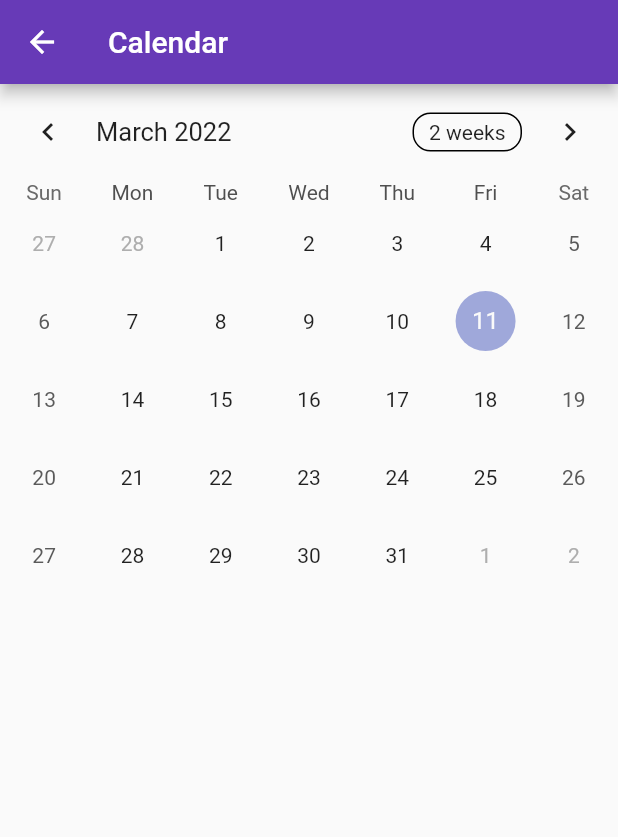
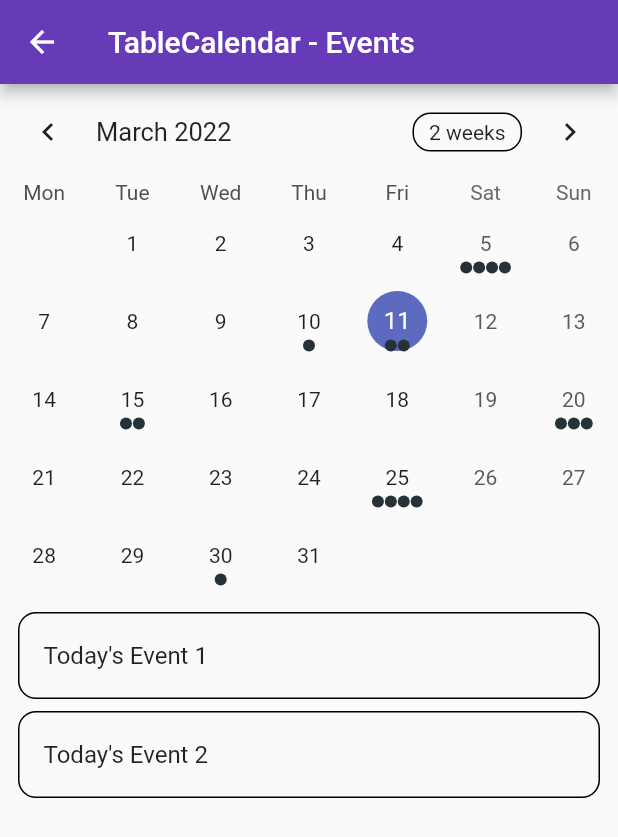
Before and after one commit to MelTripot/MuscleSchedule, a Flutter app: the CalendarPage screen opened directly, on a phone screen of 412 x 824 dp. Shown: the top 837 px of the screen. Run offline on Flutter 3.47's test engine with Material 2 defaults, Android fonts, the light colour scheme and no system bars; drawn by our look-alikes of table_calendar; missing offline and left inert: dart:html; network calls fail.

Commit message:
calendar update, using event
we'll need to replace the using of event by our workout system

```diff
--- a/muscle_schedule/lib/pages/calendar.dart
+++ b/muscle_schedule/lib/pages/calendar.dart
@@ -1,69 +1,150 @@
+import 'dart:html';
+
 import 'package:flutter/material.dart';
 import 'package:table_calendar/table_calendar.dart';
 
+import '../utils.dart';
+
 class CalendarPage extends StatefulWidget {
-  CalendarPage({Key? key}) : super(key: key);
-
-  // This widget is the home page of your application. It is stateful, meaning
-  // that it has a State object (defined below) that contains fields that affect
-  // how it looks.
-
-  // This class is the configuration for the state. It holds the values (in this
-  // case the title) provided by the parent (in this case the App widget) and
-  // used by the build method of the State. Fields in a Widget subclass are
-  // always marked "final".
-
-  final String title = "Calendar";
-
   @override
-  State<CalendarPage> createState() => _CalendarPageState();
+  _CalendarPageState createState() => _CalendarPageState();
 }
 
 class _CalendarPageState extends State<CalendarPage> {
-  @override
+  late final ValueNotifier<List<Event>> _selectedEvents;
   CalendarFormat _calendarFormat = CalendarFormat.month;
+  RangeSelectionMode _rangeSelectionMode = RangeSelectionMode
+      .toggledOff; // Can be toggled on/off by longpressing a date
   DateTime _focusedDay = DateTime.now();
   DateTime? _selectedDay;
+  DateTime? _rangeStart;
+  DateTime? _rangeEnd;
 
+  @override
+  void initState() {
+    super.initState();
+
+    _selectedDay = _focusedDay;
+    _selectedEvents = ValueNotifier(_getEventsForDay(_selectedDay!));
+  }
+
+  @override
+  void dispose() {
+    _selectedEvents.dispose();
+    super.dispose();
+  }
+
+  List<Event> _getEventsForDay(DateTime day) {
+    // Implementation example
+    return kEvents[day] ?? [];
+  }
+
+  List<Event> _getEventsForRange(DateTime start, DateTime end) {
+    // Implementation example
+    final days = daysInRange(start, end);
+
+    return [
+      for (final d in days) ..._getEventsForDay(d),
+    ];
+  }
+
+  void _onDaySelected(DateTime selectedDay, DateTime focusedDay) {
+    if (!isSameDay(_selectedDay, selectedDay)) {
+      setState(() {
+        _selectedDay = selectedDay;
+        _focusedDay = focusedDay;
+        _rangeStart = null; // Important to clean those
+        _rangeEnd = null;
+        _rangeSelectionMode = RangeSelectionMode.toggledOff;
+      });
+
+      _selectedEvents.value = _getEventsForDay(selectedDay);
+    }
+  }
+
+  void _onRangeSelected(DateTime? start, DateTime? end, DateTime focusedDay) {
+    setState(() {
+      _selectedDay = null;
+      _focusedDay = focusedDay;
+      _rangeStart = start;
+      _rangeEnd = end;
+      _rangeSelectionMode = RangeSelectionMode.toggledOn;
+    });
+
+    // `start` or `end` could be null
+    if (start != null && end != null) {
+      _selectedEvents.value = _getEventsForRange(start, end);
+    } else if (start != null) {
+      _selectedEvents.value = _getEventsForDay(start);
+    } else if (end != null) {
+      _selectedEvents.value = _getEventsForDay(end);
+    }
+  }
+
+  @override
   Widget build(BuildContext context) {
     return Scaffold(
       appBar: AppBar(
-        title: Text(widget.title),
+        title: Text('TableCalendar - Events'),
       ),
-      body: TableCalendar(
-        firstDay: DateTime.utc(1989, 11, 9),
-        lastDay: DateTime.utc(2500, 11, 9),
+      body: Column(
+        children: [
+          TableCalendar<Event>(
+            firstDay: kFirstDay,
+            lastDay: kLastDay,
             focusedDay: _focusedDay,
+            selectedDayPredicate: (day) => isSameDay(_selectedDay, day),
+            rangeStartDay: _rangeStart,
+            rangeEndDay: _rangeEnd,
             calendarFormat: _calendarFormat,
-        selectedDayPredicate: (day) {
-          // Use `selectedDayPredicate` to determine which day is currently selected.
-          // If this returns true, then `day` will be marked as selected.
-
-          // Using `isSameDay` is recommended to disregard
-          // the time-part of compared DateTime objects.
-          return isSameDay(_selectedDay, day);
-        },
-        onDaySelected: (selectedDay, focusedDay) {
-          if (!isSameDay(_selectedDay, selectedDay)) {
-            // Call `setState()` when updating the selected day
-            setState(() {
-              _selectedDay = selectedDay;
-              _focusedDay = focusedDay;
-            });
-          }
-        },
+            rangeSelectionMode: _rangeSelectionMode,
+            eventLoader: _getEventsForDay,
+            startingDayOfWeek: StartingDayOfWeek.monday,
+            calendarStyle: CalendarStyle(
+              // Use `CalendarStyle` to customize the UI
+              outsideDaysVisible: false,
+            ),
+            onDaySelected: _onDaySelected,
+            onRangeSelected: _onRangeSelected,
             onFormatChanged: (format) {
               if (_calendarFormat != format) {
-            // Call `setState()` when updating calendar format
                 setState(() {
                   _calendarFormat = format;
                 });
               }
             },
             onPageChanged: (focusedDay) {
-          // No need to call `setState()` here
               _focusedDay = focusedDay;
             },
+          ),
+          const SizedBox(height: 8.0),
+          Expanded(
+            child: ValueListenableBuilder<List<Event>>(
+              valueListenable: _selectedEvents,
+              builder: (context, value, _) {
+                return ListView.builder(
+                  itemCount: value.length,
+                  itemBuilder: (context, index) {
+                    return Container(
+                      margin: const EdgeInsets.symmetric(
+                        horizontal: 12.0,
+                        vertical: 4.0,
+                      ),
+                      decoration: BoxDecoration(
+                        border: Border.all(),
+                        borderRadius: BorderRadius.circular(12.0),
+                      ),
+                      child: ListTile(
+                        onTap: () => print('${value[index]}'),
+                        title: Text('${value[index]}'),
+                      ),
+                    );
+                  },
+                );
+              },
+            ),
+          ),
+        ],
       ),
     );
   }
--- a/muscle_schedule/lib/services/wgerApi.dart
+++ b/muscle_schedule/lib/services/wgerApi.dart
@@ -11,7 +11,8 @@ Future<void> getExo() async {
     url,
     // Send authorization headers to the backend.
     headers: {
-    HttpHeaders.authorizationHeader: 'Token f2f7d4b2f79e3554a8da29aa9ddc50e96df24ba6',
+      HttpHeaders.authorizationHeader:
+          'Token f2f7d4b2f79e3554a8da29aa9ddc50e96df24ba6',
     },
   );
 // List<dynamic> body = json.decode(response.body) ;
@@ -19,7 +20,7 @@ Future<void> getExo() async {
   int compteur = 0;
   for (var exo in body["results"]) {
     print(exo["name"]);
-   compteur ++;
+    compteur++;
     print(compteur);
   }
 }
--- /dev/null
+++ b/muscle_schedule/lib/utils.dart
@@ -0,0 +1,52 @@
+// Copyright 2019 Aleksander Woźniak
+// SPDX-License-Identifier: Apache-2.0
+
+import 'dart:collection';
+
+import 'package:table_calendar/table_calendar.dart';
+
+/// Example event class.
+class Event {
+  final String title;
+
+  const Event(this.title);
+
+  @override
+  String toString() => title;
+}
+
+/// Example events.
+///
+/// Using a [LinkedHashMap] is highly recommended if you decide to use a map.
+final kEvents = LinkedHashMap<DateTime, List<Event>>(
+  equals: isSameDay,
+  hashCode: getHashCode,
+)..addAll(_kEventSource);
+
+final _kEventSource = Map.fromIterable(List.generate(50, (index) => index),
+    key: (item) => DateTime.utc(kFirstDay.year, kFirstDay.month, item * 5),
+    value: (item) => List.generate(
+        item % 4 + 1, (index) => Event('Event $item | ${index + 1}')))
+  ..addAll({
+    kToday: [
+      Event('Today\'s Event 1'),
+      Event('Today\'s Event 2'),
+    ],
+  });
+
+int getHashCode(DateTime key) {
+  return key.day * 1000000 + key.month * 10000 + key.year;
+}
+
+/// Returns a list of [DateTime] objects from [first] to [last], inclusive.
+List<DateTime> daysInRange(DateTime first, DateTime last) {
+  final dayCount = last.difference(first).inDays + 1;
+  return List.generate(
+    dayCount,
+    (index) => DateTime.utc(first.year, first.month, first.day + index),
+  );
+}
+
+final kToday = DateTime.now();
+final kFirstDay = DateTime(kToday.year, kToday.month - 3, kToday.day);
+final kLastDay = DateTime(kToday.year, kToday.month + 3, kToday.day);
--- a/muscle_schedule/pubspec.yaml
+++ b/muscle_schedule/pubspec.yaml
@@ -35,6 +35,7 @@ dependencies:
   # Use with the CupertinoIcons class for iOS style icons.
   cupertino_icons: ^1.0.2
   table_calendar: ^3.0.4
+  http: ^0.13.4
 
 dev_dependencies:
   flutter_test:
```
Also changed, not shown: muscle_schedule/lib/pages/workout.dart (+17 -9 lines), muscle_schedule/pubspec.lock. Lines whose indentation alone changed are shown as unchanged.
